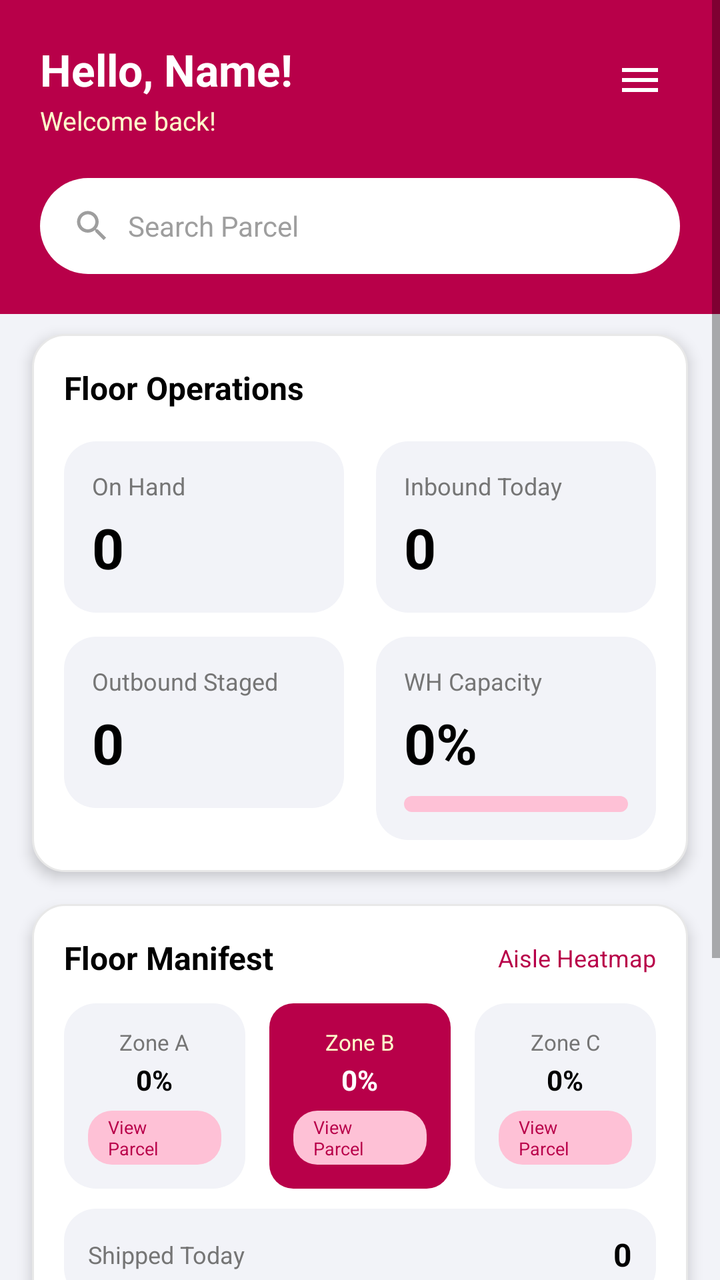
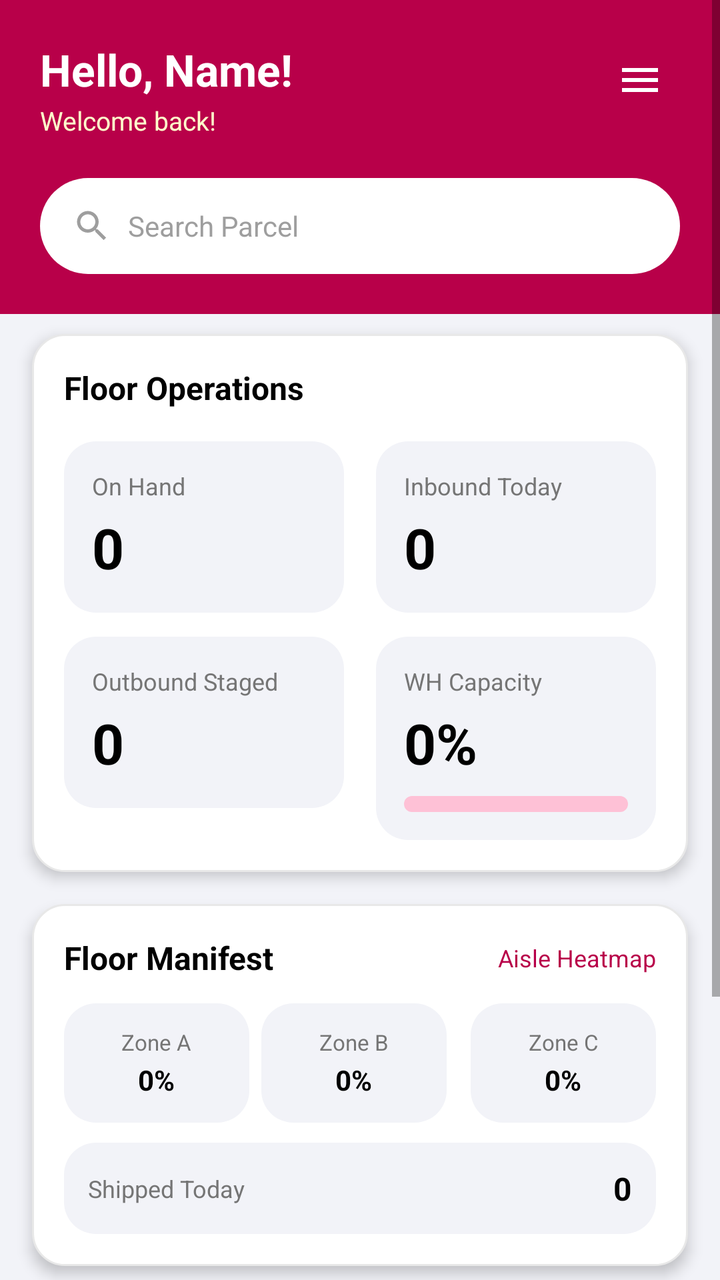

Screens rendered from an Android XML layout before and after an edit, with the pre-edit source and the edit as a unified diff.
<!-- AndroidManifest.xml: application theme Theme.OOPWAREHOUSELOCATION -->
<!-- res/layout/fragment_dashboard.xml -->
<?xml version="1.0" encoding="utf-8"?>
<ScrollView xmlns:android="http://schemas.android.com/apk/res/android"
    xmlns:app="http://schemas.android.com/apk/res-auto"
    xmlns:tools="http://schemas.android.com/tools"
    android:layout_width="match_parent"
    android:layout_height="match_parent"
    android:fillViewport="true"
    android:background="@color/lightGray"
    tools:context=".fragments.DashboardFragment">

    <LinearLayout
        android:layout_width="match_parent"
        android:layout_height="wrap_content"
        android:orientation="vertical">

        

        
        <RelativeLayout
            android:layout_width="match_parent"
            android:layout_height="wrap_content"
            android:background="@drawable/bg_header_crimson"
            android:paddingStart="20dp"
            android:paddingTop="20dp"
            android:paddingEnd="20dp"
            android:paddingBottom="20dp">

            
            <TextView
                android:id="@+id/tvGreeting"
                android:layout_width="wrap_content"
                android:layout_height="wrap_content"
                android:text="Hello, Name!"
                android:textColor="@color/white"
                android:textSize="22sp"
                android:textStyle="bold" />

            <TextView
                android:id="@+id/tvSubGreeting"
                android:layout_width="wrap_content"
                android:layout_height="wrap_content"
                android:layout_below="@id/tvGreeting"
                android:layout_marginTop="2dp"
                android:text="@string/welcome_back_sub"
                android:textColor="#FFFFFFCC"
                android:textSize="13sp" />

            

            

            <ImageView
                android:id="@+id/ivMenuButton"
                android:layout_width="40dp"
                android:layout_height="40dp"
                android:layout_alignParentEnd="true"
                android:background="?attr/selectableItemBackgroundBorderless"
                android:contentDescription="Menu"
                android:padding="8dp"
                android:src="@drawable/ic_menu" />

            <LinearLayout
                android:layout_width="match_parent"
                android:layout_height="48dp"
                android:layout_below="@id/tvSubGreeting"
                android:layout_marginTop="20dp"
                android:background="@drawable/bg_search_bar"
                android:gravity="center_vertical"
                android:paddingStart="16dp"
                android:paddingEnd="16dp">

                <ImageView
                    android:layout_width="20dp"
                    android:layout_height="20dp"
                    android:contentDescription="Search"
                    android:src="@drawable/ic_search" />

                <EditText
                    android:id="@+id/etSearch"
                    android:layout_width="0dp"
                    android:layout_height="match_parent"
                    android:layout_marginStart="8dp"
                    android:layout_weight="1"
                    android:background="@null"
                    android:hint="@string/search_parcel"
                    android:imeOptions="actionSearch"
                    android:importantForAutofill="no"
                    android:inputType="text"
                    android:textColor="@color/black"
                    android:textColorHint="@color/hintGray"
                    android:textSize="14sp" />
            </LinearLayout>

        </RelativeLayout>

        
        <LinearLayout
            android:id="@+id/inviteCodeCard"
            android:layout_width="match_parent"
            android:layout_height="wrap_content"
            android:orientation="horizontal"
            android:layout_marginTop="10dp"
            android:layout_marginStart="16dp"
            android:layout_marginEnd="16dp"
            android:background="@drawable/bg_card_rounded"
            android:elevation="4dp"
            android:padding="16dp"
            android:gravity="center_vertical"
            android:visibility="gone">

            <LinearLayout
                android:layout_width="0dp"
                android:layout_height="wrap_content"
                android:layout_weight="1"
                android:orientation="vertical">

                <TextView
                    android:layout_width="wrap_content"
                    android:layout_height="wrap_content"
                    android:text="Your Invite Code"
                    android:textColor="@color/textSecondary"
                    android:textSize="12sp" />

                <TextView
                    android:id="@+id/tvInviteCode"
                    android:layout_width="wrap_content"
                    android:layout_height="wrap_content"
                    android:layout_marginTop="4dp"
                    android:text="------"
                    android:textColor="@color/pink"
                    android:textSize="28sp"
                    android:textStyle="bold"
                    android:letterSpacing="0.3" />

                <TextView
                    android:layout_width="wrap_content"
                    android:layout_height="wrap_content"
                    android:layout_marginTop="2dp"
                    android:text="Tap to copy · Share with employees to join"
                    android:textColor="@color/hintGray"
                    android:textSize="11sp" />
            </LinearLayout>

            <ImageView
                android:layout_width="24dp"
                android:layout_height="24dp"
                android:src="@android:drawable/ic_menu_share"
                android:contentDescription="Copy invite code"
                android:tint="@color/pink" />
        </LinearLayout>

        <LinearLayout
            android:layout_width="match_parent"
            android:layout_height="wrap_content"
            android:orientation="vertical"
            android:layout_marginTop="10dp"
            android:layout_marginStart="16dp"
            android:layout_marginEnd="16dp"
            android:background="@drawable/bg_card_rounded"
            android:elevation="4dp"
            android:padding="16dp">

            
            <LinearLayout
                android:layout_width="match_parent"
                android:layout_height="wrap_content"
                android:gravity="center_vertical"
                android:orientation="horizontal">

                <TextView
                    android:layout_width="0dp"
                    android:layout_height="wrap_content"
                    android:layout_weight="1"
                    android:text="@string/floor_operations"
                    android:textColor="@color/black"
                    android:textSize="16sp"
                    android:textStyle="bold" />

            </LinearLayout>

            
            <LinearLayout
                android:layout_width="match_parent"
                android:layout_height="wrap_content"
                android:layout_marginTop="16dp"
                android:orientation="horizontal">

                
                <LinearLayout
                    android:layout_width="0dp"
                    android:layout_height="wrap_content"
                    android:layout_weight="1"
                    android:background="@drawable/bg_stat_card"
                    android:orientation="vertical"
                    android:padding="14dp"
                    android:layout_marginEnd="8dp">

                    <TextView
                        android:layout_width="wrap_content"
                        android:layout_height="wrap_content"
                        android:text="@string/on_hand"
                        android:textColor="@color/textSecondary"
                        android:textSize="12sp" />

                    <TextView
                        android:id="@+id/tvOnHand"
                        android:layout_width="wrap_content"
                        android:layout_height="wrap_content"
                        android:layout_marginTop="4dp"
                        android:text="0"
                        android:textColor="@color/black"
                        android:textSize="28sp"
                        android:textStyle="bold" />
                </LinearLayout>

                
                <LinearLayout
                    android:layout_width="0dp"
                    android:layout_height="wrap_content"
                    android:layout_weight="1"
                    android:background="@drawable/bg_stat_card"
                    android:orientation="vertical"
                    android:padding="14dp"
                    android:layout_marginStart="8dp">

                    <TextView
                        android:layout_width="wrap_content"
                        android:layout_height="wrap_content"
                        android:text="@string/inbound_today"
                        android:textColor="@color/textSecondary"
                        android:textSize="12sp" />

                    <TextView
                        android:id="@+id/tvInboundToday"
                        android:layout_width="wrap_content"
                        android:layout_height="wrap_content"
                        android:layout_marginTop="4dp"
                        android:text="0"
                        android:textColor="@color/black"
                        android:textSize="28sp"
                        android:textStyle="bold" />
                </LinearLayout>
            </LinearLayout>

            
            <LinearLayout
                android:layout_width="match_parent"
                android:layout_height="wrap_content"
                android:layout_marginTop="12dp"
                android:orientation="horizontal">

                
                <LinearLayout
                    android:layout_width="0dp"
                    android:layout_height="wrap_content"
                    android:layout_weight="1"
                    android:background="@drawable/bg_stat_card"
                    android:orientation="vertical"
                    android:padding="14dp"
                    android:layout_marginEnd="8dp">

                    <TextView
                        android:layout_width="wrap_content"
                        android:layout_height="wrap_content"
                        android:text="@string/outbound_staged"
                        android:textColor="@color/textSecondary"
                        android:textSize="12sp" />

                    <TextView
                        android:id="@+id/tvOutboundStaged"
                        android:layout_width="wrap_content"
                        android:layout_height="wrap_content"
                        android:layout_marginTop="4dp"
                        android:text="0"
                        android:textColor="@color/black"
                        android:textSize="28sp"
                        android:textStyle="bold" />
                </LinearLayout>

                
                <LinearLayout
                    android:layout_width="0dp"
                    android:layout_height="wrap_content"
                    android:layout_weight="1"
                    android:background="@drawable/bg_stat_card"
                    android:orientation="vertical"
                    android:padding="14dp"
                    android:layout_marginStart="8dp">

                    <TextView
                        android:layout_width="wrap_content"
                        android:layout_height="wrap_content"
                        android:text="@string/wh_capacity"
                        android:textColor="@color/textSecondary"
                        android:textSize="12sp" />

                    <TextView
                        android:id="@+id/tvCapacityPercent"
                        android:layout_width="wrap_content"
                        android:layout_height="wrap_content"
                        android:layout_marginTop="4dp"
                        android:text="0%"
                        android:textColor="@color/black"
                        android:textSize="28sp"
                        android:textStyle="bold" />

                    <ProgressBar
                        android:id="@+id/progressCapacity"
                        style="@android:style/Widget.ProgressBar.Horizontal"
                        android:layout_width="match_parent"
                        android:layout_height="8dp"
                        android:layout_marginTop="8dp"
                        android:max="100"
                        android:progress="0"
                        android:progressDrawable="@drawable/progress_capacity" />
                </LinearLayout>
            </LinearLayout>
        </LinearLayout>

        
        <LinearLayout
            android:layout_width="match_parent"
            android:layout_height="wrap_content"
            android:orientation="vertical"
            android:layout_marginTop="16dp"
            android:layout_marginStart="16dp"
            android:layout_marginEnd="16dp"
            android:background="@drawable/bg_card_rounded"
            android:elevation="4dp"
            android:padding="16dp">

            <LinearLayout
                android:layout_width="match_parent"
                android:layout_height="wrap_content"
                android:gravity="center_vertical"
                android:orientation="horizontal">

                <TextView
                    android:layout_width="0dp"
                    android:layout_height="wrap_content"
                    android:layout_weight="1"
                    android:text="@string/floor_manifest"
                    android:textColor="@color/black"
                    android:textSize="16sp"
                    android:textStyle="bold" />

                <TextView
                    android:layout_width="wrap_content"
                    android:layout_height="wrap_content"
                    android:text="@string/aisle_heatmap"
                    android:textColor="@color/pink"
                    android:textSize="12sp" />
            </LinearLayout>

            
            <LinearLayout
                android:layout_width="match_parent"
                android:layout_height="wrap_content"
                android:layout_marginTop="12dp"
                android:orientation="horizontal">

                
                <LinearLayout
                    android:layout_width="0dp"
                    android:layout_height="wrap_content"
                    android:layout_weight="1"
                    android:layout_marginEnd="6dp"
                    android:background="@drawable/bg_stat_card"
                    android:gravity="center"
                    android:orientation="vertical"
                    android:padding="12dp">

                    <TextView
                        android:layout_width="wrap_content"
                        android:layout_height="wrap_content"
                        android:text="@string/zone_a"
                        android:textColor="@color/textSecondary"
                        android:textSize="11sp" />

                    <TextView
                        android:id="@+id/tvZoneA"
                        android:layout_width="wrap_content"
                        android:layout_height="wrap_content"
                        android:layout_marginTop="2dp"
                        android:text="0%"
                        android:textColor="@color/black"
                        android:textSize="14sp"
                        android:textStyle="bold" />

                    <TextView
                        android:layout_width="wrap_content"
                        android:layout_height="wrap_content"
                        android:background="@drawable/bg_badge_pink"
                        android:layout_marginTop="6dp"
                        android:paddingStart="10dp"
                        android:paddingTop="2dp"
                        android:paddingEnd="10dp"
                        android:paddingBottom="2dp"
                        android:text="View Parcel"
                        android:textColor="@color/pink"
                        android:textSize="9sp" />
                </LinearLayout>

                
                <LinearLayout
                    android:layout_width="0dp"
                    android:layout_height="wrap_content"
                    android:layout_weight="1"
                    android:layout_marginStart="6dp"
                    android:layout_marginEnd="6dp"
                    android:background="@drawable/bg_badge_pink_solid"
                    android:gravity="center"
                    android:orientation="vertical"
                    android:padding="12dp">

                    <TextView
                        android:layout_width="wrap_content"
                        android:layout_height="wrap_content"
                        android:text="@string/zone_b"
                        android:textColor="#FFFFFFCC"
                        android:textSize="11sp" />

                    <TextView
                        android:id="@+id/tvZoneB"
                        android:layout_width="wrap_content"
                        android:layout_height="wrap_content"
                        android:layout_marginTop="2dp"
                        android:text="0%"
                        android:textColor="@color/white"
                        android:textSize="14sp"
                        android:textStyle="bold" />

                    <TextView
                        android:layout_width="wrap_content"
                        android:layout_height="wrap_content"
                        android:background="@drawable/bg_badge_pink"
                        android:layout_marginTop="6dp"
                        android:paddingStart="10dp"
                        android:paddingTop="2dp"
                        android:paddingEnd="10dp"
                        android:paddingBottom="2dp"
                        android:text="View Parcel"
                        android:textColor="@color/pink"
                        android:textSize="9sp" />
                </LinearLayout>

                
                <LinearLayout
                    android:layout_width="0dp"
                    android:layout_height="wrap_content"
                    android:layout_weight="1"
                    android:layout_marginStart="6dp"
                    android:background="@drawable/bg_stat_card"
                    android:gravity="center"
                    android:orientation="vertical"
                    android:padding="12dp">

                    <TextView
                        android:layout_width="wrap_content"
                        android:layout_height="wrap_content"
                        android:text="@string/zone_c"
                        android:textColor="@color/textSecondary"
                        android:textSize="11sp" />

                    <TextView
                        android:id="@+id/tvZoneC"
                        android:layout_width="wrap_content"
                        android:layout_height="wrap_content"
                        android:layout_marginTop="2dp"
                        android:text="0%"
                        android:textColor="@color/black"
                        android:textSize="14sp"
                        android:textStyle="bold" />

                    <TextView
                        android:layout_width="wrap_content"
                        android:layout_height="wrap_content"
                        android:background="@drawable/bg_badge_pink"
                        android:layout_marginTop="6dp"
                        android:paddingStart="10dp"
                        android:paddingTop="2dp"
                        android:paddingEnd="10dp"
                        android:paddingBottom="2dp"
                        android:text="View Parcel"
                        android:textColor="@color/pink"
                        android:textSize="9sp" />
                </LinearLayout>
            </LinearLayout>

            
            <LinearLayout
                android:layout_width="match_parent"
                android:layout_height="wrap_content"
                android:layout_marginTop="10dp"
                android:background="@drawable/bg_stat_card"
                android:gravity="center_vertical"
                android:orientation="horizontal"
                android:padding="12dp">

                <TextView
                    android:layout_width="0dp"
                    android:layout_height="wrap_content"
                    android:layout_weight="1"
                    android:text="@string/outbound_dock"
                    android:textColor="@color/textSecondary"
                    android:textSize="12sp" />

                <TextView
                    android:id="@+id/tvOutboundDock"
                    android:layout_width="wrap_content"
                    android:layout_height="wrap_content"
                    android:text="0"
                    android:textColor="@color/black"
                    android:textSize="16sp"
                    android:textStyle="bold" />
            </LinearLayout>

        </LinearLayout>

        
        <LinearLayout
            android:layout_width="match_parent"
            android:layout_height="wrap_content"
            android:orientation="vertical"
            android:layout_marginTop="16dp"
            android:layout_marginStart="16dp"
            android:layout_marginEnd="16dp"
            android:layout_marginBottom="16dp"
            android:background="@drawable/bg_card_rounded"
            android:elevation="4dp"
            android:padding="16dp">

            <TextView
                android:layout_width="wrap_content"
                android:layout_height="wrap_content"
                android:text="AISLE LOAD INDEX"
                android:textColor="@color/black"
                android:textSize="12sp"
                android:textStyle="bold" />

            <TextView
                android:layout_width="wrap_content"
                android:layout_height="wrap_content"
                android:layout_marginTop="2dp"
                android:text="FA01 — A09"
                android:textColor="@color/textSecondary"
                android:textSize="11sp" />

            
            <LinearLayout
                android:id="@+id/aisleBarChart"
                android:layout_width="match_parent"
                android:layout_height="80dp"
                android:layout_marginTop="12dp"
                android:gravity="bottom|center_horizontal"
                android:orientation="horizontal">

                

            </LinearLayout>

        </LinearLayout>

    </LinearLayout>

</ScrollView>
<!-- resources referenced by this layout -->
<resources>
  <color name="black">#FF000000</color>
  <color name="hintGray">#9E9E9E</color>
  <color name="lightGray">#F2F3F8</color>
  <color name="pink">#B80049</color>
  <color name="textSecondary">#757575</color>
  <color name="white">#FFFFFFFF</color>
  <!-- drawable bg_badge_pink (drawable) -->
  <?xml version="1.0" encoding="utf-8"?>
  <shape xmlns:android="http://schemas.android.com/apk/res/android"
      android:shape="rectangle">
      <solid android:color="@color/lightPink" />
      <corners android:radius="12dp" />
  </shape>
  <!-- drawable bg_badge_pink_solid (drawable) -->
  <?xml version="1.0" encoding="utf-8"?>
  <shape xmlns:android="http://schemas.android.com/apk/res/android"
      android:shape="rectangle">
      <solid android:color="@color/pink" />
      <corners android:radius="12dp" />
  </shape>
  <!-- drawable bg_card_rounded (drawable) -->
  <?xml version="1.0" encoding="utf-8"?>
  <shape xmlns:android="http://schemas.android.com/apk/res/android"
      android:shape="rectangle">
      <solid android:color="@color/white" />
      <corners android:radius="16dp" />
      <stroke
          android:width="1dp"
          android:color="#E8E8E8" />
  </shape>
  <!-- drawable bg_header_crimson (drawable) -->
  <?xml version="1.0" encoding="utf-8"?>
  <shape xmlns:android="http://schemas.android.com/apk/res/android"
      android:shape="rectangle">
      <solid android:color="@color/pink" />
  
  </shape>
  <!-- drawable bg_search_bar (drawable) -->
  <?xml version="1.0" encoding="utf-8"?>
  <shape xmlns:android="http://schemas.android.com/apk/res/android"
      android:shape="rectangle">
      <solid android:color="@color/white" />
      <corners android:radius="24dp" />
  </shape>
  <!-- drawable bg_stat_card (drawable) -->
  <?xml version="1.0" encoding="utf-8"?>
  <shape xmlns:android="http://schemas.android.com/apk/res/android"
      android:shape="rectangle">
      <solid android:color="@color/lightGray" />
      <corners android:radius="16dp" />
  </shape>
  <!-- drawable ic_menu (drawable) -->
  <vector xmlns:android="http://schemas.android.com/apk/res/android"
      android:width="24dp"
      android:height="24dp"
      android:viewportWidth="24"
      android:viewportHeight="24">
      <path
          android:fillColor="#FFFFFF"
          android:pathData="M3,6h18v2H3V6zM3,11h18v2H3v-2zM3,16h18v2H3v-2z" />
  </vector>
  <string name="aisle_heatmap">Aisle Heatmap</string>
  <string name="floor_manifest">Floor Manifest</string>
  <string name="floor_operations">Floor Operations</string>
  <string name="inbound_today">Inbound Today</string>
  <string name="on_hand">On Hand</string>
  <string name="outbound_dock">Shipped Today</string>
  <string name="outbound_staged">Outbound Staged</string>
  <string name="search_parcel">Search Parcel</string>
  <string name="welcome_back_sub">Welcome back!</string>
  <string name="wh_capacity">WH Capacity</string>
  <string name="zone_a">Zone A</string>
  <string name="zone_b">Zone B</string>
  <string name="zone_c">Zone C</string>
  <style name="Theme.OOPWAREHOUSELOCATION" parent="Theme.MaterialComponents.Light.NoActionBar">
          
          <item name="colorPrimary">@color/pink</item>
          <item name="colorPrimaryVariant">@color/pink</item>
          <item name="colorOnPrimary">@color/white</item>
          
          <item name="colorSecondary">@color/lightPink</item>
          <item name="colorSecondaryVariant">@color/lightPink</item>
          <item name="colorOnSecondary">@color/black</item>
          
          <item name="android:statusBarColor">@color/darkBackground</item>
          
      </style>
  <color name="lightPink">#FEC1D6</color>
  <color name="darkBackground">#2D2D2D</color>
  <!-- unchanged entries left out for length: 2 -->
</resources>

<!-- the commit's change to res/layout/fragment_dashboard.xml (unified diff, before → after) -->
@@ -146,7 +146,7 @@
                 android:layout_height="24dp"
                 android:src="@android:drawable/ic_menu_share"
                 android:contentDescription="Copy invite code"
-                android:tint="@color/pink" />
+                app:tint="@color/pink" />
         </LinearLayout>
 
         <LinearLayout
@@ -387,28 +387,16 @@
                         android:textSize="14sp"
                         android:textStyle="bold" />
 
-                    <TextView
-                        android:layout_width="wrap_content"
-                        android:layout_height="wrap_content"
-                        android:background="@drawable/bg_badge_pink"
-                        android:layout_marginTop="6dp"
-                        android:paddingStart="10dp"
-                        android:paddingTop="2dp"
-                        android:paddingEnd="10dp"
-                        android:paddingBottom="2dp"
-                        android:text="View Parcel"
-                        android:textColor="@color/pink"
-                        android:textSize="9sp" />
-                </LinearLayout>
-
-                
-                <LinearLayout
-                    android:layout_width="0dp"
-                    android:layout_height="wrap_content"
-                    android:layout_weight="1"
-                    android:layout_marginStart="6dp"
+
+                </LinearLayout>
+
+                
+                <LinearLayout
+                    android:layout_width="0dp"
+                    android:layout_height="wrap_content"
+                    android:layout_weight="1"
                     android:layout_marginEnd="6dp"
-                    android:background="@drawable/bg_badge_pink_solid"
+                    android:background="@drawable/bg_stat_card"
                     android:gravity="center"
                     android:orientation="vertical"
                     android:padding="12dp">
@@ -417,7 +405,7 @@
                         android:layout_width="wrap_content"
                         android:layout_height="wrap_content"
                         android:text="@string/zone_b"
-                        android:textColor="#FFFFFFCC"
+                        android:textColor="@color/textSecondary"
                         android:textSize="11sp" />
 
                     <TextView
@@ -426,22 +414,11 @@
                         android:layout_height="wrap_content"
                         android:layout_marginTop="2dp"
                         android:text="0%"
-                        android:textColor="@color/white"
+                        android:textColor="@color/black"
                         android:textSize="14sp"
                         android:textStyle="bold" />
 
-                    <TextView
-                        android:layout_width="wrap_content"
-                        android:layout_height="wrap_content"
-                        android:background="@drawable/bg_badge_pink"
-                        android:layout_marginTop="6dp"
-                        android:paddingStart="10dp"
-                        android:paddingTop="2dp"
-                        android:paddingEnd="10dp"
-                        android:paddingBottom="2dp"
-                        android:text="View Parcel"
-                        android:textColor="@color/pink"
-                        android:textSize="9sp" />
+
                 </LinearLayout>
 
                 
@@ -472,18 +449,6 @@
                         android:textSize="14sp"
                         android:textStyle="bold" />
 
-                    <TextView
-                        android:layout_width="wrap_content"
-                        android:layout_height="wrap_content"
-                        android:background="@drawable/bg_badge_pink"
-                        android:layout_marginTop="6dp"
-                        android:paddingStart="10dp"
-                        android:paddingTop="2dp"
-                        android:paddingEnd="10dp"
-                        android:paddingBottom="2dp"
-                        android:text="View Parcel"
-                        android:textColor="@color/pink"
-                        android:textSize="9sp" />
                 </LinearLayout>
             </LinearLayout>
 
<!-- resource entries referenced after the edit -->
@@ -6,20 +6,6 @@
   <color name="pink">#B80049</color>
   <color name="textSecondary">#757575</color>
   <color name="white">#FFFFFFFF</color>
-  <!-- drawable bg_badge_pink (drawable) -->
-  <?xml version="1.0" encoding="utf-8"?>
-  <shape xmlns:android="http://schemas.android.com/apk/res/android"
-      android:shape="rectangle">
-      <solid android:color="@color/lightPink" />
-      <corners android:radius="12dp" />
-  </shape>
-  <!-- drawable bg_badge_pink_solid (drawable) -->
-  <?xml version="1.0" encoding="utf-8"?>
-  <shape xmlns:android="http://schemas.android.com/apk/res/android"
-      android:shape="rectangle">
-      <solid android:color="@color/pink" />
-      <corners android:radius="12dp" />
-  </shape>
   <!-- drawable bg_card_rounded (drawable) -->
   <?xml version="1.0" encoding="utf-8"?>
   <shape xmlns:android="http://schemas.android.com/apk/res/android"
